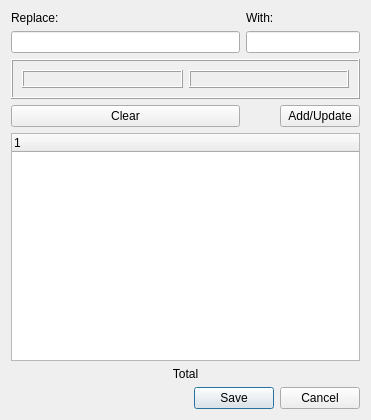
Above: src/frontend/AutoCorrectDialog.ui from OpenBangla/OpenBangla-Keyboard before the change. Below: the same form after it.
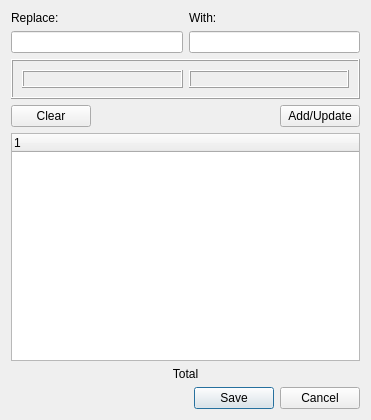
That is the form after the change.

Commit message: smooth out the rough edges (Layout)

Patch:
```diff
--- a/src/frontend/AutoCorrectDialog.ui
+++ b/src/frontend/AutoCorrectDialog.ui
@@ -13,28 +13,36 @@
         <property name="windowTitle">
             <string>Edit Phonetic AutoCorrect entries</string>
         </property>
-        <layout class="QGridLayout" name="gridLayout">
-            <item row="0" column="0">
+  <layout class="QVBoxLayout" name="verticalLayout">
+   <item>
+    <layout class="QHBoxLayout" name="horizontalLayout_3">
+     <item>
                 <widget class="QLabel" name="label">
                     <property name="text">
                         <string>Replace:</string>
                     </property>
                 </widget>
             </item>
-            <item row="0" column="1">
+     <item>
                 <widget class="QLabel" name="label_2">
                     <property name="text">
                         <string>With:</string>
                     </property>
                 </widget>
             </item>
-            <item row="1" column="0">
+    </layout>
+   </item>
+   <item>
+    <layout class="QHBoxLayout" name="horizontalLayout_4">
+     <item>
                 <widget class="QLineEdit" name="txtReplace"/>
             </item>
-            <item row="1" column="1" colspan="2">
+     <item>
                 <widget class="QLineEdit" name="txtWith"/>
             </item>
-            <item row="2" column="0" colspan="3">
+    </layout>
+   </item>
+   <item>
                 <widget class="QFrame" name="frame">
                     <property name="accessibleName">
                         <string/>
@@ -57,6 +65,12 @@
                         </property>
                         <item>
                             <widget class="QLabel" name="lblPreviewR">
+        <property name="sizePolicy">
+         <sizepolicy hsizetype="Preferred" vsizetype="Preferred">
+          <horstretch>0</horstretch>
+          <verstretch>0</verstretch>
+         </sizepolicy>
+        </property>
                                 <property name="frameShape">
                                     <enum>QFrame::Box</enum>
                                 </property>
@@ -70,6 +84,12 @@
                         </item>
                         <item>
                             <widget class="QLabel" name="lblPreviewW">
+        <property name="sizePolicy">
+         <sizepolicy hsizetype="Preferred" vsizetype="Preferred">
+          <horstretch>0</horstretch>
+          <verstretch>0</verstretch>
+         </sizepolicy>
+        </property>
                                 <property name="frameShape">
                                     <enum>QFrame::Box</enum>
                                 </property>
@@ -84,21 +104,38 @@
                     </layout>
                 </widget>
             </item>
-            <item row="3" column="0">
+   <item>
+    <layout class="QHBoxLayout" name="horizontalLayout_2">
+     <item>
                 <widget class="QPushButton" name="btnClear">
                     <property name="text">
                         <string>Clear</string>
                     </property>
                 </widget>
             </item>
-            <item row="3" column="2">
+     <item>
+      <spacer name="horizontalSpacer">
+       <property name="orientation">
+        <enum>Qt::Horizontal</enum>
+       </property>
+       <property name="sizeHint" stdset="0">
+        <size>
+         <width>35</width>
+         <height>20</height>
+        </size>
+       </property>
+      </spacer>
+     </item>
+     <item>
                 <widget class="QPushButton" name="btnUpdate">
                     <property name="text">
                         <string>Add/Update</string>
                     </property>
                 </widget>
             </item>
-            <item row="4" column="0" colspan="3">
+    </layout>
+   </item>
+   <item>
                 <widget class="QTreeWidget" name="autoCorrect">
                     <column>
                         <property name="text">
@@ -107,7 +144,7 @@
                     </column>
                 </widget>
             </item>
-            <item row="5" column="0" colspan="3">
+   <item>
                 <widget class="QLabel" name="lblEntries">
                     <property name="text">
                         <string>Total</string>
@@ -117,7 +154,7 @@
                     </property>
                 </widget>
             </item>
-            <item row="6" column="0" colspan="3">
+   <item>
                 <widget class="QDialogButtonBox" name="buttonBox">
                     <property name="orientation">
                         <enum>Qt::Horizontal</enum>
```
Lines whose indentation alone changed are shown as unchanged. The commit also changes 2 other files.
